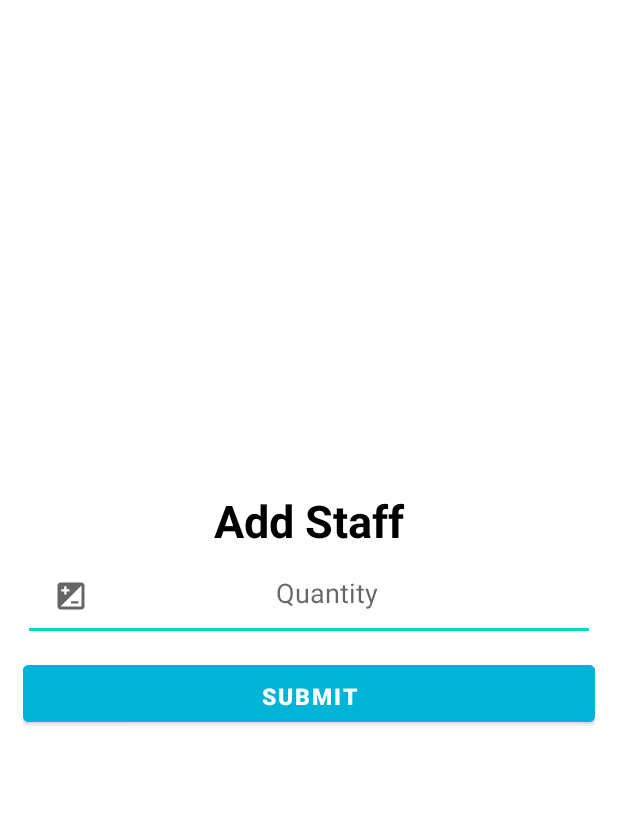
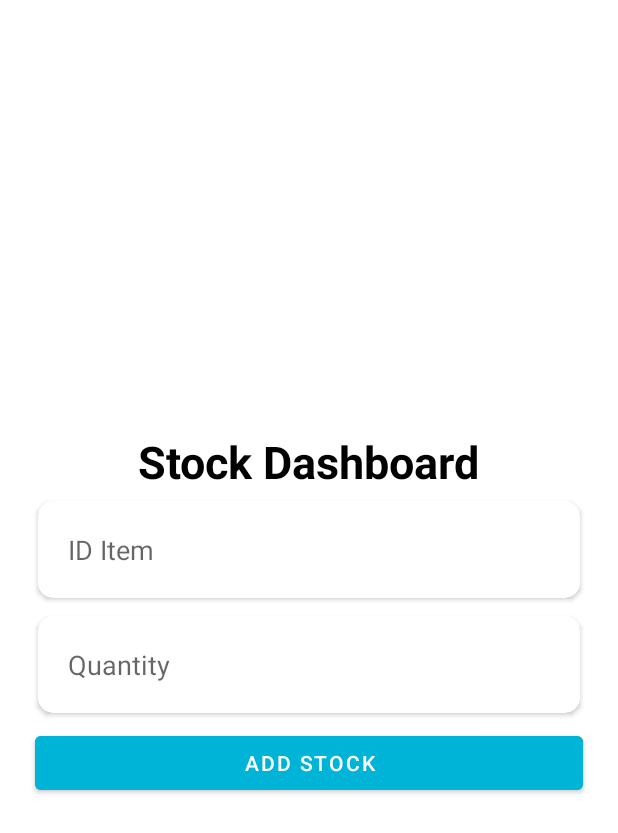
Before and after one commit to azisnurjaman/Final-Project-2, an Android app: the AddStockActivity screen opened directly, with no data from a screen before it, on a phone screen of 412 x 824 dp. Shown: the top 833 px of the screen. Run offline under Robolectric (Android 15) with nearby library versions, the phone set to English and light mode, and no system bars.

Commit message:
Activity_add_stock fixed.

```diff
--- a/app/src/main/java/com/example/e_commerce/AddStockActivity.java
+++ b/app/src/main/java/com/example/e_commerce/AddStockActivity.java
@@ -3,58 +3,12 @@ package com.example.e_commerce;
 import androidx.appcompat.app.AppCompatActivity;
 
 import android.os.Bundle;
-import android.view.View;
-import android.widget.Button;
-import android.widget.EditText;
-import android.widget.Toast;
-
-import com.google.android.gms.tasks.OnSuccessListener;
 
 public class AddStockActivity extends AppCompatActivity {
-    private String TAG = AddStockActivity.class.getSimpleName();
-    private EditText id, quantity;
-    private Button submit;
-    private String i;
-    private int q;
 
     @Override
     protected void onCreate(Bundle savedInstanceState) {
         super.onCreate(savedInstanceState);
         setContentView(R.layout.activity_add_stock);
-
-        initView();
-
-        final Stock stocks = (Stock) getIntent().getSerializableExtra("data");
-        if (stocks != null){
-            id.setText(stocks.getId());
-            quantity.setText(stocks.getQuantity());
-
-            submit.setOnClickListener(new View.OnClickListener() {
-                @Override
-                public void onClick(View view) {
-
-                }
-            });
-        } else {
-            submit.setOnClickListener(new View.OnClickListener() {
-                @Override
-                public void onClick(View view) {
-                    i = FirebaseStockUtils.getRefrence(FirebaseStockUtils.ITEMS_PATH).push().getKey();
-                    q = Integer.parseInt(quantity.getText().toString().trim());
-
-                    Stock stocks = new Stock(i, q);
-
-                    FirebaseStockUtils.getRefrence(FirebaseStockUtils.ITEMS_PATH).child(i).setValue(stocks);
-                    onBackPressed();
-                    Toast.makeText(AddStockActivity.this, "Stock added successfully!", Toast.LENGTH_LONG).show();
-                }
-            });
-        }
-    }
-
-    private void initView(){
-        /*id = findViewById(R.id.idStock);*/
-        quantity = findViewById(R.id.quantityStock);
-        submit = findViewById(R.id.btnAddStock);
     }
 }
--- a/app/src/main/java/com/example/e_commerce/Staff.java
+++ b/app/src/main/java/com/example/e_commerce/Staff.java
@@ -6,7 +6,6 @@ public class Staff {
     public Staff(){
 
     }
-
     public Staff(String userName, String email, String pass){
         this.userName = userName;
         this.email = email;
--- a/app/src/main/res/layout/activity_add_stock.xml
+++ b/app/src/main/res/layout/activity_add_stock.xml
@@ -1,87 +1,68 @@
 <?xml version="1.0" encoding="utf-8"?>
-<RelativeLayout xmlns:android="http://schemas.android.com/apk/res/android"
+<LinearLayout xmlns:android="http://schemas.android.com/apk/res/android"
     xmlns:app="http://schemas.android.com/apk/res-auto"
     xmlns:tools="http://schemas.android.com/tools"
     android:layout_width="match_parent"
     android:layout_height="match_parent"
-    tools:context=".AddStockActivity"
-    android:gravity="center"
-    android:padding="15dp">
+    android:background="@color/white"
+    android:orientation="vertical"
+    android:padding="20dp"
+    tools:context=".AddStaffActivity"
+    android:gravity="center">
 
-    <ScrollView
+    <TextView
+        android:id="@+id/textView"
+        android:layout_width="wrap_content"
+        android:layout_height="wrap_content"
+        android:gravity="center"
+        android:textSize="30sp"
+        android:textColor="@color/black"
+        android:textStyle="bold"
+        android:text="Stock Dashboard" />
+
+    <androidx.cardview.widget.CardView
         android:layout_width="match_parent"
-        android:layout_height="wrap_content">
+        android:layout_height="wrap_content"
+        app:cardBackgroundColor="@color/white"
+        app:cardCornerRadius="10dp"
+        android:elevation="10dp"
+        app:cardUseCompatPadding="true">
 
-        <LinearLayout
+        <EditText
+            android:id="@+id/etIdItem"
             android:layout_width="match_parent"
-            android:layout_height="match_parent"
-            android:gravity="center"
-            android:orientation="vertical">
+            android:layout_height="wrap_content"
+            android:background="@null"
+            android:hint="ID Item"
+            android:padding="20dp" />
 
-            <TextView
-                android:layout_width="match_parent"
-                android:layout_height="wrap_content"
-                android:text="Add Staff"
-                android:gravity="center"
-                android:textStyle="bold"
-                android:textColor="@color/black"
-                android:textSize="30sp" />
+    </androidx.cardview.widget.CardView>
 
-            <ProgressBar
-                android:id="@+id/progress"
-                android:layout_width="wrap_content"
-                android:layout_height="wrap_content"
-                android:visibility="gone"
-                android:indeterminateDrawable="@drawable/progress" />
+    <androidx.cardview.widget.CardView
+        android:layout_width="match_parent"
+        android:layout_height="wrap_content"
+        app:cardBackgroundColor="@color/white"
+        app:cardCornerRadius="10dp"
+        android:elevation="10dp"
+        app:cardUseCompatPadding="true">
 
-<!--            <Spinner
-                android:id="@+id/idStock"
-                android:layout_width="match_parent"
-                android:layout_height="60dp"
-                android:background="@android:drawable/btn_dropdown"
-                android:drawableStart="@drawable/ic_baseline_gpp_good_24"
-                android:gravity="center"
-                android:padding="20dp"
-                android:hint="ID"
-                android:spinnerMode="dropdown"/>-->
+        <EditText
+            android:id="@+id/etQuantity"
+            android:layout_width="match_parent"
+            android:layout_height="wrap_content"
+            android:hint="Quantity"
+            android:padding="20dp"
+            android:background="@null"/>
 
-            <!--<EditText
-                android:id="@+id/idStock"
-                android:layout_width="match_parent"
-                android:layout_height="60dp"
-                android:layout_marginBottom="10dp"
-                android:drawableStart="@drawable/ic_baseline_gpp_good_24"
-                android:gravity="center"
-                android:hint="ID"
-                android:inputType="textPersonName"
-                android:padding="20dp" />-->
+    </androidx.cardview.widget.CardView>
 
+    <Button
+        android:id="@+id/btnAddStock"
+        android:layout_width="match_parent"
+        android:layout_height="wrap_content"
+        android:text="Add Stock"
+        android:background="@null"
+        android:backgroundTint="@color/blue"
+        android:layout_margin="3dp"/>
 
-            <EditText
-                android:id="@+id/quantityStock"
-                android:layout_width="match_parent"
-                android:layout_height="60dp"
-                android:layout_marginBottom="10dp"
-                android:drawableStart="@drawable/ic_baseline_iso_24"
-                android:gravity="center"
-                android:hint="Quantity"
-                android:inputType="number"
-                android:padding="20dp" />
-
-            <Button
-                android:id="@+id/btnAddStock"
-                android:layout_width="match_parent"
-                android:layout_height="50dp"
-                android:layout_marginBottom="10dp"
-                android:backgroundTint="@color/blue"
-                android:fontFamily="sans-serif-black"
-                android:padding="10dp"
-                android:text="Submit"
-                android:textColor="@color/white"
-                android:textSize="15sp" />
-
-        </LinearLayout>
-
-    </ScrollView>
-
-</RelativeLayout>
+</LinearLayout>
--- a/build.gradle
+++ b/build.gradle
@@ -4,8 +4,8 @@ buildscript {
     }
 }// Top-level build file where you can add configuration options common to all sub-projects/modules.
 plugins {
-    id 'com.android.application' version '7.3.1' apply false
-    id 'com.android.library' version '7.3.1' apply false
+    id 'com.android.application' version '7.4.2' apply false
+    id 'com.android.library' version '7.4.2' apply false
 }
 
 task clean(type: Delete) {
```
